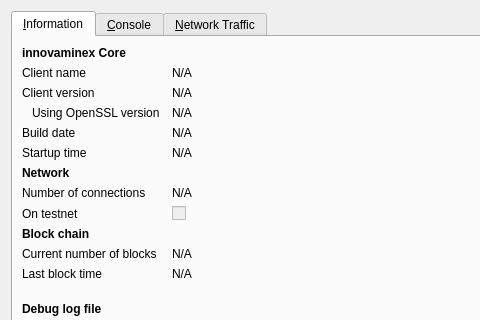
Old version of the form src/qt/forms/rpcconsole.ui in the repository innovaminex/source-code; both pictures show x 0 to 480 and y 0 to 320 of the 740 by 450 pixel window.
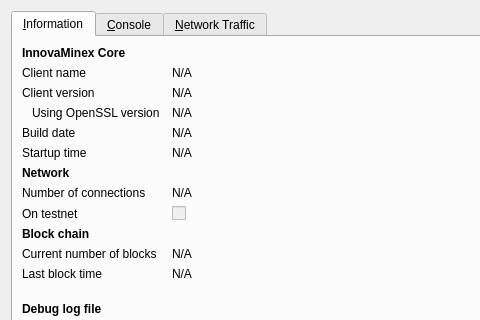
New version of the form. Icons and pictures are not drawn. Custom widgets are drawn as their Qt base class.

The edit to the form file:
```diff
--- a/src/qt/forms/rpcconsole.ui
+++ b/src/qt/forms/rpcconsole.ui
@@ -36,7 +36,7 @@
           </font>
          </property>
          <property name="text">
-          <string>innovaminex Core</string>
+          <string>InnovaMinex Core</string>
          </property>
         </widget>
        </item>
```
Left out of the diff: 2 changed lines with no effect on the pictures.
